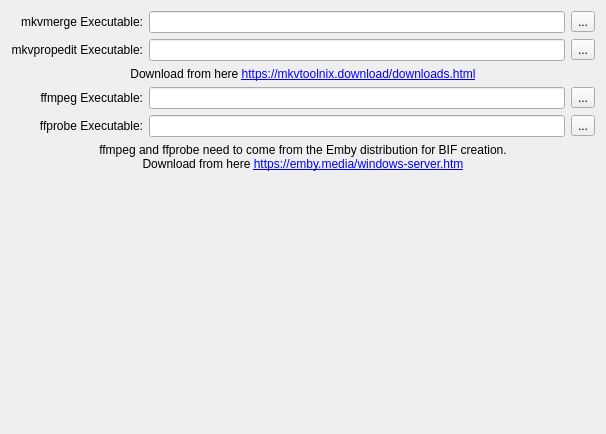
The window that Preferences/UI/ExternalTools.ui (towel42-com/MediaManager) describes before a commit, drawn with Qt 5.
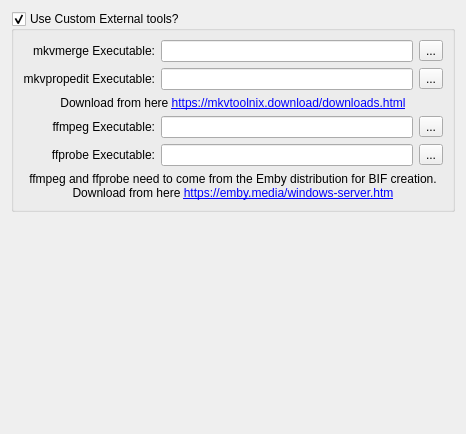
The same window after the commit. Icons and pictures are not drawn. Custom widgets are drawn as their Qt base class.

Commit message: Store ffmpeg format information in the defaults

```diff
--- a/Preferences/UI/ExternalTools.ui
+++ b/Preferences/UI/ExternalTools.ui
@@ -6,7 +6,7 @@
    <rect>
     <x>0</x>
     <y>0</y>
-    <width>606</width>
+    <width>466</width>
     <height>434</height>
    </rect>
   </property>
@@ -14,63 +14,7 @@
    <string>Form</string>
   </property>
   <layout class="QGridLayout" name="gridLayout">
-   <item row="1" column="0">
-    <widget class="QLabel" name="label_8">
-     <property name="text">
-      <string>mkvpropedit Executable:</string>
-     </property>
-     <property name="alignment">
-      <set>Qt::AlignRight|Qt::AlignTrailing|Qt::AlignVCenter</set>
-     </property>
-    </widget>
-   </item>
-   <item row="1" column="1">
-    <widget class="NSABUtils::CPathBasedDelayLineEdit" name="mkvPropEditExe">
-     <property name="sizePolicy">
-      <sizepolicy hsizetype="Expanding" vsizetype="Fixed">
-       <horstretch>0</horstretch>
-       <verstretch>0</verstretch>
-      </sizepolicy>
-     </property>
-    </widget>
-   </item>
-   <item row="4" column="0">
-    <widget class="QLabel" name="label_12">
-     <property name="text">
-      <string>ffprobe Executable:</string>
-     </property>
-     <property name="alignment">
-      <set>Qt::AlignRight|Qt::AlignTrailing|Qt::AlignVCenter</set>
-     </property>
-    </widget>
-   </item>
-   <item row="0" column="1">
-    <widget class="NSABUtils::CPathBasedDelayLineEdit" name="mkvMergeExe">
-     <property name="sizePolicy">
-      <sizepolicy hsizetype="Expanding" vsizetype="Fixed">
-       <horstretch>0</horstretch>
-       <verstretch>0</verstretch>
-      </sizepolicy>
-     </property>
-    </widget>
-   </item>
-   <item row="4" column="1">
-    <widget class="NSABUtils::CPathBasedDelayLineEdit" name="ffprobeExe"/>
-   </item>
-   <item row="3" column="1">
-    <widget class="NSABUtils::CPathBasedDelayLineEdit" name="ffmpegExe"/>
-   </item>
    <item row="3" column="0">
-    <widget class="QLabel" name="label_11">
-     <property name="text">
-      <string>ffmpeg Executable:</string>
-     </property>
-     <property name="alignment">
-      <set>Qt::AlignRight|Qt::AlignTrailing|Qt::AlignVCenter</set>
-     </property>
-    </widget>
-   </item>
-   <item row="8" column="0">
     <spacer name="verticalSpacer">
      <property name="orientation">
       <enum>Qt::Vertical</enum>
@@ -83,28 +27,15 @@
      </property>
     </spacer>
    </item>
-   <item row="4" column="2">
-    <widget class="QToolButton" name="btnSelectFFProbeExe">
-     <property name="text">
-      <string>...</string>
+   <item row="0" column="0" colspan="2">
+    <widget class="QGroupBox" name="useCustomExternalTools">
+     <property name="title">
+      <string>Use Custom External tools?</string>
      </property>
-     <property name="icon">
-      <iconset resource="../../SABUtils/resources/SABUtils.qrc">
-       <normaloff>:/SABUtilsResources/open.png</normaloff>:/SABUtilsResources/open.png</iconset>
+     <property name="checkable">
+      <bool>true</bool>
      </property>
-    </widget>
-   </item>
-   <item row="1" column="2">
-    <widget class="QToolButton" name="btnSelectMKVPropEditExe">
-     <property name="text">
-      <string>...</string>
-     </property>
-     <property name="icon">
-      <iconset resource="../../SABUtils/resources/SABUtils.qrc">
-       <normaloff>:/SABUtilsResources/open.png</normaloff>:/SABUtilsResources/open.png</iconset>
-     </property>
-    </widget>
-   </item>
+     <layout class="QGridLayout" name="gridLayout_2">
    <item row="0" column="0">
     <widget class="QLabel" name="label">
      <property name="text">
@@ -115,6 +46,58 @@
      </property>
     </widget>
    </item>
+      <item row="0" column="1">
+       <widget class="NSABUtils::CPathBasedDelayLineEdit" name="mkvMergeExe">
+        <property name="sizePolicy">
+         <sizepolicy hsizetype="Expanding" vsizetype="Fixed">
+          <horstretch>0</horstretch>
+          <verstretch>0</verstretch>
+         </sizepolicy>
+        </property>
+       </widget>
+      </item>
+      <item row="0" column="2">
+       <widget class="QToolButton" name="btnSelectMKVMergeExe">
+        <property name="text">
+         <string>...</string>
+        </property>
+        <property name="icon">
+         <iconset resource="../../SABUtils/resources/SABUtils.qrc">
+          <normaloff>:/SABUtilsResources/open.png</normaloff>:/SABUtilsResources/open.png</iconset>
+        </property>
+       </widget>
+      </item>
+      <item row="1" column="0">
+       <widget class="QLabel" name="label_8">
+        <property name="text">
+         <string>mkvpropedit Executable:</string>
+        </property>
+        <property name="alignment">
+         <set>Qt::AlignRight|Qt::AlignTrailing|Qt::AlignVCenter</set>
+        </property>
+       </widget>
+      </item>
+      <item row="1" column="1">
+       <widget class="NSABUtils::CPathBasedDelayLineEdit" name="mkvPropEditExe">
+        <property name="sizePolicy">
+         <sizepolicy hsizetype="Expanding" vsizetype="Fixed">
+          <horstretch>0</horstretch>
+          <verstretch>0</verstretch>
+         </sizepolicy>
+        </property>
+       </widget>
+      </item>
+      <item row="1" column="2">
+       <widget class="QToolButton" name="btnSelectMKVPropEditExe">
+        <property name="text">
+         <string>...</string>
+        </property>
+        <property name="icon">
+         <iconset resource="../../SABUtils/resources/SABUtils.qrc">
+          <normaloff>:/SABUtilsResources/open.png</normaloff>:/SABUtilsResources/open.png</iconset>
+        </property>
+       </widget>
+      </item>
    <item row="2" column="0" colspan="3">
     <widget class="QLabel" name="label_4">
      <property name="text">
@@ -134,6 +117,19 @@
      </property>
     </widget>
    </item>
+      <item row="3" column="0">
+       <widget class="QLabel" name="label_11">
+        <property name="text">
+         <string>ffmpeg Executable:</string>
+        </property>
+        <property name="alignment">
+         <set>Qt::AlignRight|Qt::AlignTrailing|Qt::AlignVCenter</set>
+        </property>
+       </widget>
+      </item>
+      <item row="3" column="1">
+       <widget class="NSABUtils::CPathBasedDelayLineEdit" name="ffmpegExe"/>
+      </item>
    <item row="3" column="2">
     <widget class="QToolButton" name="btnSelectFFMpegExe">
      <property name="text">
@@ -145,8 +141,21 @@
      </property>
     </widget>
    </item>
-   <item row="0" column="2">
-    <widget class="QToolButton" name="btnSelectMKVMergeExe">
+      <item row="4" column="0">
+       <widget class="QLabel" name="label_12">
+        <property name="text">
+         <string>ffprobe Executable:</string>
+        </property>
+        <property name="alignment">
+         <set>Qt::AlignRight|Qt::AlignTrailing|Qt::AlignVCenter</set>
+        </property>
+       </widget>
+      </item>
+      <item row="4" column="1">
+       <widget class="NSABUtils::CPathBasedDelayLineEdit" name="ffprobeExe"/>
+      </item>
+      <item row="4" column="2">
+       <widget class="QToolButton" name="btnSelectFFProbeExe">
      <property name="text">
       <string>...</string>
      </property>
@@ -180,6 +189,9 @@
    </item>
   </layout>
  </widget>
+   </item>
+  </layout>
+ </widget>
  <customwidgets>
   <customwidget>
    <class>NSABUtils::CPathBasedDelayLineEdit</class>
```
Left out of the diff: 10 changed lines with no effect on the pictures. Lines whose indentation alone changed are shown as unchanged. The commit also changes 7 other files.
